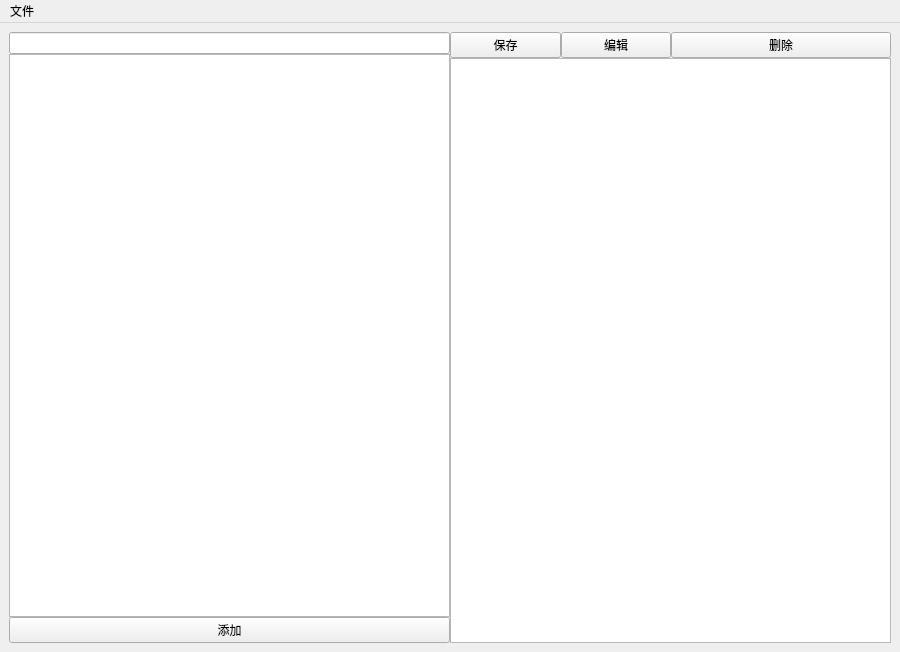
The window that mainwindow.ui (old-winter-sun/WordR_Core) describes before a commit, drawn with Qt 5.
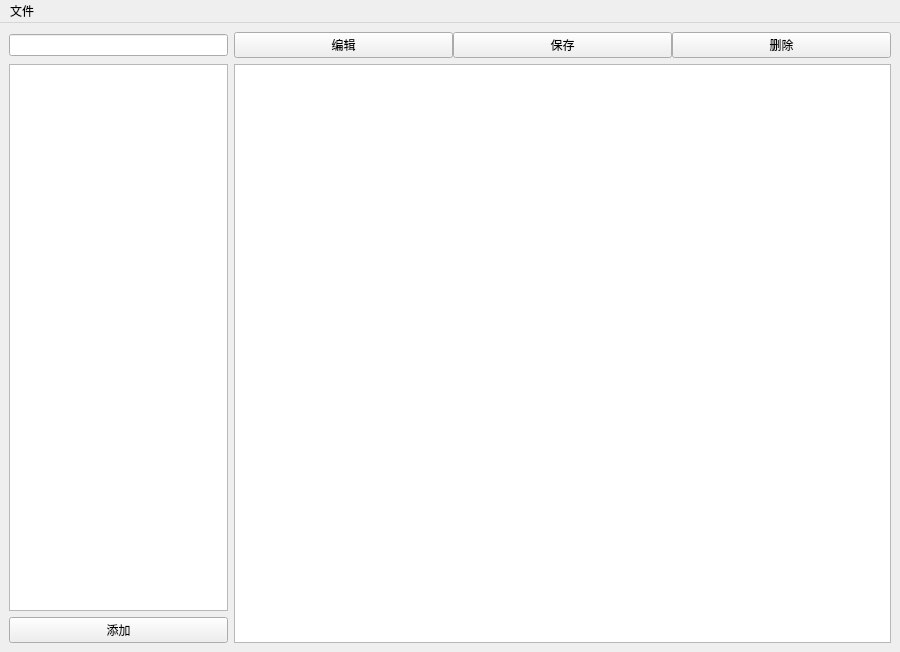
The same window after the commit.

```diff
--- a/mainwindow.ui
+++ b/mainwindow.ui
@@ -14,19 +14,38 @@
    <string>MainWindow</string>
   </property>
   <widget class="QWidget" name="centralwidget">
-   <layout class="QHBoxLayout" name="horizontalLayout">
-    <property name="spacing">
-     <number>0</number>
-    </property>
+   <layout class="QVBoxLayout" name="verticalLayout">
     <item>
-     <layout class="QVBoxLayout" name="verticalLayoutL">
-      <property name="spacing">
-       <number>0</number>
-      </property>
-      <item>
-       <widget class="QLineEdit" name="lineedit_find"/>
+     <layout class="QGridLayout" name="gridlayout" columnstretch="1,3">
+      <item row="0" column="1">
+       <layout class="QHBoxLayout" name="right_layout">
+        <property name="spacing">
+         <number>0</number>
+        </property>
+        <item>
+         <widget class="QPushButton" name="pushbutton_edit">
+          <property name="text">
+           <string>编辑</string>
+          </property>
+         </widget>
+        </item>
+        <item>
+         <widget class="QPushButton" name="pushbutton_save">
+          <property name="text">
+           <string>保存</string>
+          </property>
+         </widget>
+        </item>
+        <item>
+         <widget class="QPushButton" name="pushbutton_delete">
+          <property name="text">
+           <string>删除</string>
+          </property>
+         </widget>
+        </item>
+       </layout>
       </item>
-      <item>
+      <item row="1" column="0">
        <widget class="QTableView" name="tableview_dict">
         <property name="focusPolicy">
          <enum>Qt::NoFocus</enum>
@@ -45,56 +64,17 @@
         </attribute>
        </widget>
       </item>
-      <item>
+      <item row="0" column="0">
+       <widget class="QLineEdit" name="lineedit_find"/>
+      </item>
+      <item row="2" column="0">
        <widget class="QPushButton" name="pushbutton_add">
         <property name="text">
          <string>添加</string>
         </property>
        </widget>
       </item>
-     </layout>
-    </item>
-    <item>
-     <layout class="QVBoxLayout" name="verticalLayoutR">
-      <property name="spacing">
-       <number>0</number>
-      </property>
-      <item>
-       <layout class="QHBoxLayout" name="horizontalLayoutR_top">
-        <property name="spacing">
-         <number>0</number>
-        </property>
-        <item>
-         <layout class="QHBoxLayout" name="horizontalLayoutR_topL">
-          <property name="spacing">
-           <number>0</number>
-          </property>
-          <item>
-           <widget class="QPushButton" name="pushbutton_save">
-            <property name="text">
-             <string>保存</string>
-            </property>
-           </widget>
-          </item>
-          <item>
-           <widget class="QPushButton" name="pushbutton_edit">
-            <property name="text">
-             <string>编辑</string>
-            </property>
-           </widget>
-          </item>
-         </layout>
-        </item>
-        <item>
-         <widget class="QPushButton" name="pushbutton_delete">
-          <property name="text">
-           <string>删除</string>
-          </property>
-         </widget>
-        </item>
-       </layout>
-      </item>
-      <item>
+      <item row="1" column="1" rowspan="2">
        <widget class="QTextEdit" name="textedit_entry">
         <property name="readOnly">
          <bool>true</bool>
```
